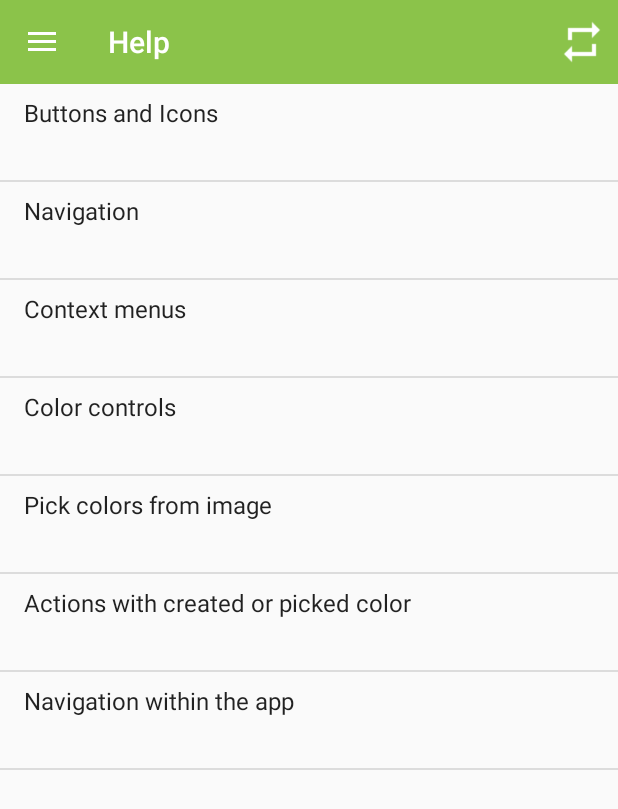
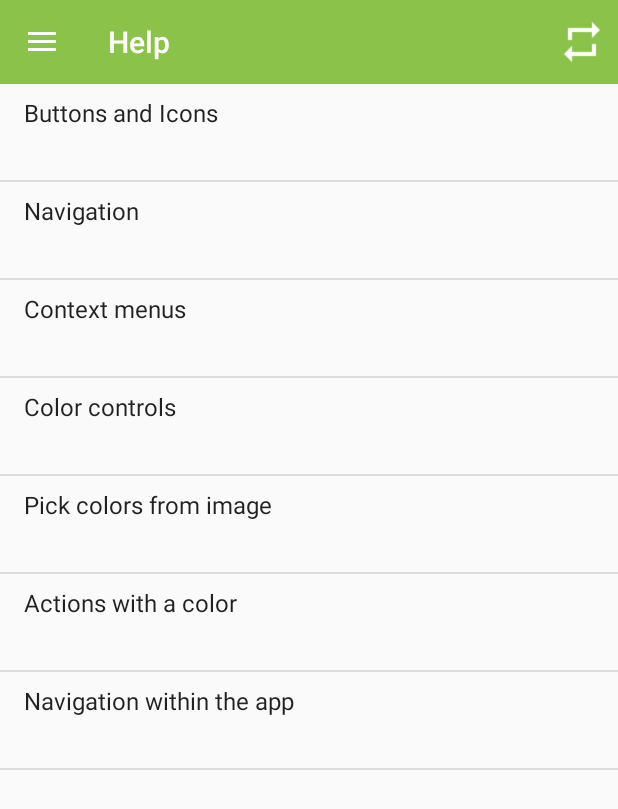
Before and after one commit to ruan65/ColoriforniaII, an Android app: the HelpActivity screen opened directly, with no data from a screen before it, on a phone screen of 412 x 824 dp. Shown: the top 809 px of the screen. Run offline under Robolectric (Android 15) with nearby library versions, the phone set to English and light mode, and no system bars; our stand-ins replace ButterKnife.

```diff
--- a/app/src/main/res/values/help_contents.xml
+++ b/app/src/main/res/values/help_contents.xml
@@ -7,7 +7,7 @@
         <item>Context menus</item>
         <item>Color controls</item>
         <item>Pick colors from image</item>
-        <item>Actions with created or picked color</item>
+        <item>Actions with a color</item>
         <item>Navigation within the app</item>
     </string-array>
 
@@ -28,10 +28,18 @@
         </item>
 
         <item>
-            To open any image from device memory click on the "Gallery" icon (on top of screen).
+            To open any image from the device memory click on the \"Gallery\" icon (on top of the screen).\n
+            Chosen picture you can expand or shrink (using two fingers),
+            And move it across the screen holding with a finger.
+            It allows to pick a color precisely.\n
+            The click on the image will display a color from the point that been clicked,
+            and the "aim" will jump to that point.
+        </item>
 
+        <item>
+            Pick colors from image
         </item>
-        <item>Pick colors from image</item>
+
         <item>Send color(s) parameters</item>
         <item>Navigation within the app</item>
     </string-array>
```
Also changed, not shown: app/src/main/res/drawable/instr_5.png (added), 1 other file.
